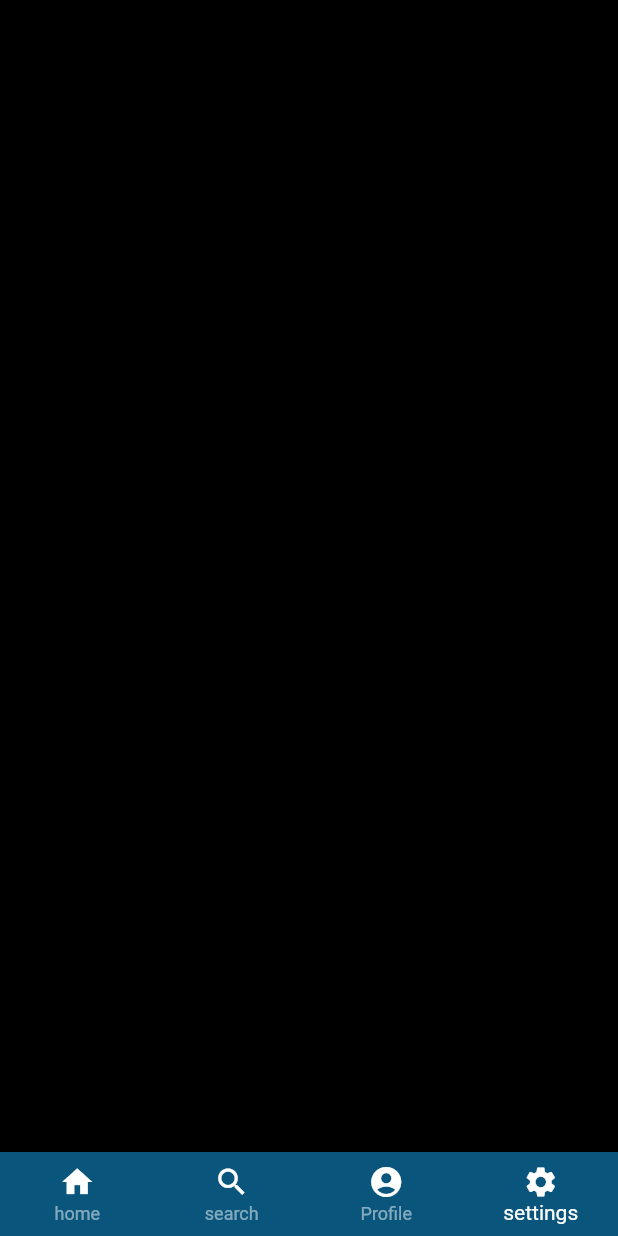
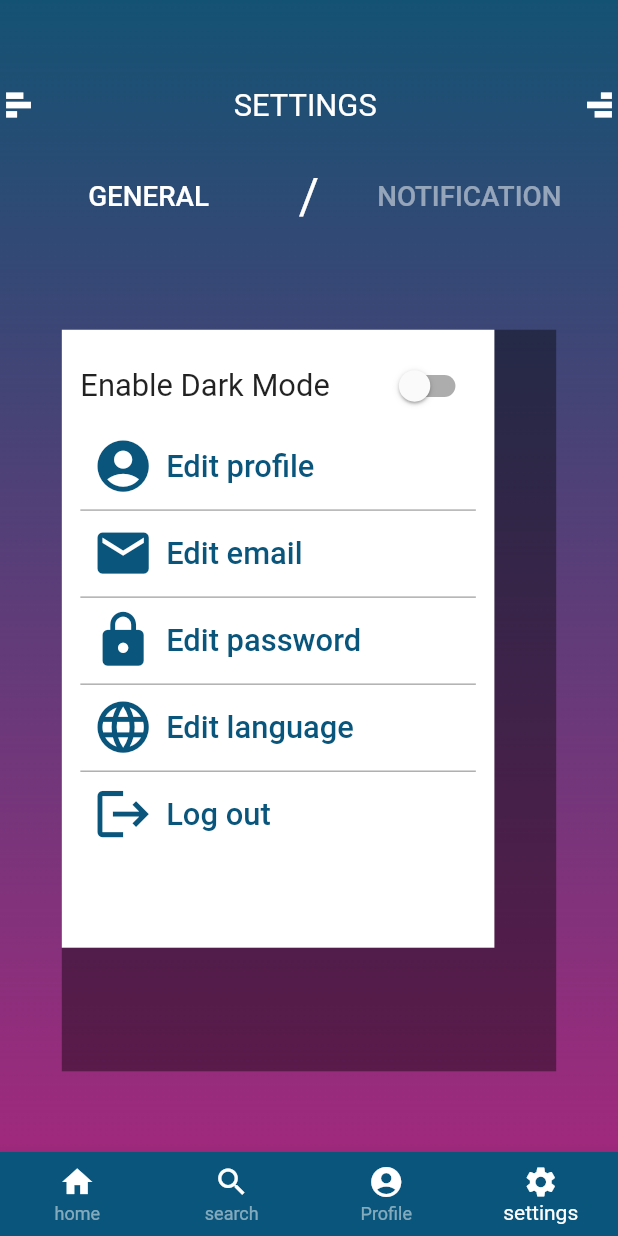
Before and after one commit to abu3athab/amal, a Flutter app: the MainPageNavigator screen opened directly, item 4 of the bottom bar chosen, on a phone screen of 412 x 824 dp. Run offline on Flutter 3.47's test engine with Material 2 defaults, Android fonts, the phone set to English and light mode, and no system bars; our stand-ins replace otp_text_field, scroll_to_index.

Commit message:
added settings page

```diff
--- a/lib/Main page/mainPageNavigator.dart
+++ b/lib/Main page/mainPageNavigator.dart
@@ -1,5 +1,6 @@
 import 'package:demo2/Main%20page/mainPage.dart';
 import 'package:demo2/colors.dart';
+import 'package:demo2/settings%20page/settingspage.dart';
 import 'package:flutter/material.dart';
 
 import '../profilepage.dart/profile.dart';
@@ -19,9 +20,7 @@ class MainPageNavigatorChild extends State<MainPageNavigator> {
       color: Colors.red,
     ),
     new Profile(),
-    Container(
-      color: Colors.black,
-    )
+    new Settings(),
   ];
   @override
   Widget build(BuildContext context) {
--- a/lib/main.dart
+++ b/lib/main.dart
@@ -1,7 +1,6 @@
 import 'package:flutter/material.dart';
 import 'package:flutter/services.dart';
 import 'log in/logIn.dart';
-import 'settingsForUsers/settingsElements.dart';
 
 void main() {
   WidgetsFlutterBinding.ensureInitialized();
--- a/lib/profilepage.dart/profile.dart
+++ b/lib/profilepage.dart/profile.dart
@@ -293,9 +293,6 @@ class ProfileChild extends State<Profile> {
               //     ),
               //   ],
               // )),
-              SizedBox(
-                width: width * 0.04,
-              )
             ],
           ),
         ),
--- a/lib/profilepage.dart/profilepagenavigator.dart
+++ b/lib/profilepage.dart/profilepagenavigator.dart
@@ -30,17 +30,6 @@ class ProfilePageNavigatorChild extends State<ProfilePageNavigator> {
                 child: Center(
               child: IconButton(
                 iconSize: height * 0.04,
-                icon: const Icon(Icons.volunteer_activism),
-                onPressed: () {
-                  setState(() {});
-                },
-              ),
-            )),
-            VerticalDivider(width: 1.0),
-            Expanded(
-                child: Center(
-              child: IconButton(
-                iconSize: height * 0.04,
                 icon: const Icon(Icons.account_circle),
                 onPressed: () {
                   setState(() {});
@@ -52,7 +41,7 @@ class ProfilePageNavigatorChild extends State<ProfilePageNavigator> {
                 child: Center(
               child: IconButton(
                 iconSize: height * 0.04,
-                icon: const Icon(Icons.edit),
+                icon: const Icon(Icons.volunteer_activism),
                 onPressed: () {
                   setState(() {});
                 },
--- /dev/null
+++ b/lib/settings page/settingspage.dart
@@ -0,0 +1,320 @@
+import 'package:demo2/Main%20page/mainpagesearch.dart';
+import 'package:demo2/colors.dart';
+import 'package:flutter/material.dart';
+import 'package:flutter/widgets.dart';
+import 'dart:math' as math;
+
+class Settings extends StatefulWidget {
+  @override
+  State<StatefulWidget> createState() {
+    return Settingschild();
+  }
+}
+
+class Settingschild extends State<Settings> {
+  double generalvis = 1;
+  double notificationvis = 0.5;
+  double generalboxvis = 1;
+  double notificationboxvis = 0;
+  @override
+  Widget build(BuildContext context) {
+    double height = MediaQuery.of(context).size.height;
+    double width = MediaQuery.of(context).size.width;
+
+    return Container(
+      decoration: const BoxDecoration(
+          image: DecorationImage(
+              image: AssetImage("assets/gradientredblue.png"),
+              fit: BoxFit.cover)),
+      child: Scaffold(
+        backgroundColor: Colors.transparent,
+        body: Center(
+          child: Column(
+            mainAxisAlignment: MainAxisAlignment.start,
+            children: [
+              SizedBox(
+                height: height * 0.07,
+              ),
+              //start of setting title bar/////////////////////////
+              Row(
+                mainAxisAlignment: MainAxisAlignment.center,
+                children: [
+                  Expanded(
+                    child: Column(
+                      crossAxisAlignment: CrossAxisAlignment.start,
+                      children: [
+                        Transform.rotate(
+                          angle: 90 * math.pi / 180,
+                          child: Icon(
+                            Icons.bar_chart,
+                            color: Colors.white,
+                            size: height * 0.03,
+                          ),
+                        ),
+                      ],
+                    ),
+                  ),
+                  VerticalDivider(width: 1.0),
+                  Expanded(
+                    child: Column(
+                      children: [
+                        Text(
+                          "SETTINGS ",
+                          style: TextStyle(
+                              color: Colors.white, fontSize: width * 0.05),
+                        ),
+                      ],
+                    ),
+                  ),
+                  VerticalDivider(width: 1.0),
+                  Expanded(
+                    child: Column(
+                      crossAxisAlignment: CrossAxisAlignment.end,
+                      children: [
+                        Transform.rotate(
+                          angle: 270 * math.pi / 180,
+                          child: Icon(
+                            Icons.bar_chart,
+                            color: Colors.white,
+                            size: height * 0.03,
+                          ),
+                        ),
+                      ],
+                    ),
+                  ),
+                ],
+              ),
+              SizedBox(
+                height: height * 0.03,
+              ),
+              //start of general/notification row
+              Row(
+                mainAxisAlignment: MainAxisAlignment.center,
+                crossAxisAlignment: CrossAxisAlignment.center,
+                children: [
+                  Expanded(
+                    child: Center(
+                      child: AnimatedOpacity(
+                        opacity: generalvis,
+                        duration: const Duration(milliseconds: 500),
+                        child: TextButton(
+                            onPressed: () {
+                              setState(() {
+                                generalvis = 1.0;
+                                notificationvis = 0.5;
+                                generalboxvis = 1;
+                                notificationboxvis = 0;
+                              });
+                            },
+                            child: Text(
+                              "GENERAL",
+                              style: TextStyle(
+                                  color: Colors.white, fontSize: width * 0.045),
+                            )),
+                      ),
+                    ),
+                  ),
+                  VerticalDivider(width: 1.0),
+                  Center(
+                    child: Text(
+                      "/",
+                      style: TextStyle(
+                          color: Colors.white, fontSize: width * 0.08),
+                    ),
+                  ),
+                  VerticalDivider(width: 1.0),
+                  Expanded(
+                    child: Center(
+                      child: AnimatedOpacity(
+                        opacity: notificationvis,
+                        duration: const Duration(milliseconds: 500),
+                        child: TextButton(
+                            onPressed: () {
+                              setState(() {
+                                generalvis = 0.5;
+                                notificationvis = 1.0;
+                                generalboxvis = 0;
+                                notificationboxvis = 1;
+                              });
+                            },
+                            child: Text(
+                              "NOTIFICATION",
+                              style: TextStyle(
+                                  color: Colors.white, fontSize: width * 0.045),
+                            )),
+                      ),
+                    ),
+                  ),
+                ],
+              ),
+              SizedBox(
+                height: height * 0.0535,
+              ),
+              //end of general/notification row///////////////////////
+
+              Container(
+                  width: width * 0.9,
+                  height: height * 0.65,
+                  padding: EdgeInsets.all(20),
+                  child: Center(
+                    child: Stack(
+                      children: [
+                        Positioned(
+                          child: Container(
+                            width: width * 0.8,
+                            height: height * 0.6,
+                            color: Color.fromRGBO(0, 0, 0, 0.4),
+                          ),
+                        ),
+                        //general container
+                        Opacity(
+                          opacity: generalboxvis,
+                          child: Container(
+                            width: width * 0.7,
+                            height: height * 0.5,
+                            padding: EdgeInsets.all(height * 0.015),
+                            color: Colors.white,
+                            child: Column(
+                              crossAxisAlignment: CrossAxisAlignment.start,
+                              mainAxisAlignment: MainAxisAlignment.start,
+                              children: [
+                                Row(
+                                  mainAxisAlignment:
+                                      MainAxisAlignment.spaceBetween,
+                                  children: [
+                                    Text(
+                                      "Enable Dark Mode",
+                                      style: TextStyle(fontSize: width * 0.05),
+                                    ),
+                                    SizedBox(
+                                      width: width * 0.15,
+                                      child: FittedBox(
+                                        child: Switch(
+                                          value: false,
+                                          activeColor: Colors.white,
+                                          onChanged: (value) {},
+                                        ),
+                                      ),
+                                    ),
+                                  ],
+                                ),
+                                TextButton.icon(
+                                  onPressed: () {},
+                                  icon: Icon(
+                                    Icons.account_circle,
+                                    size: height * 0.05,
+                                    color: logoColor,
+                                  ),
+                                  label: Text(
+                                    'Edit profile',
+                                    style: TextStyle(
+                                        fontSize: width * 0.05,
+                                        color: logoColor),
+                                  ), // <-- Text
+                                ),
+                                Container(
+                                  width: width * 0.65,
+                                  color: Colors.grey,
+                                  height: height * 0.001,
+                                ),
+                                ///////////////////////
+                                TextButton.icon(
+                                  onPressed: () {},
+                                  icon: Icon(
+                                    Icons.email,
+                                    color: logoColor,
+                                    size: height * 0.05,
+                                  ),
+                                  label: Text(
+                                    'Edit email',
+                                    style: TextStyle(
+                                        fontSize: width * 0.05,
+                                        color: logoColor),
+                                  ), // <-- Text
+                                ),
+                                Container(
+                                  width: width * 0.65,
+                                  color: Colors.grey,
+                                  height: height * 0.001,
+                                ),
+                                /////////////////////////
+                                TextButton.icon(
+                                  onPressed: () {},
+                                  icon: Icon(
+                                    color: logoColor,
+                                    Icons.lock,
+                                    size: height * 0.05,
+                                  ),
+                                  label: Text(
+                                    'Edit password',
+                                    style: TextStyle(
+                                        fontSize: width * 0.05,
+                                        color: logoColor),
+                                  ), // <-- Text
+                                ),
+                                Container(
+                                  width: width * 0.65,
+                                  color: Colors.grey,
+                                  height: height * 0.001,
+                                ),
+                                /////////////////////////
+                                TextButton.icon(
+                                  onPressed: () {},
+                                  icon: Icon(
+                                    color: logoColor,
+                                    Icons.language,
+                                    size: height * 0.05,
+                                  ),
+                                  label: Text(
+                                    'Edit language',
+                                    style: TextStyle(
+                                        fontSize: width * 0.05,
+                                        color: logoColor),
+                                  ), // <-- Text
+                                ),
+                                Container(
+                                  width: width * 0.65,
+                                  color: Colors.grey,
+                                  height: height * 0.001,
+                                ),
+                                ///////////////////////////////
+                                TextButton.icon(
+                                  onPressed: () {},
+                                  icon: Icon(
+                                    color: logoColor,
+                                    Icons.logout,
+                                    size: height * 0.05,
+                                  ),
+                                  label: Text(
+                                    'Log out',
+                                    style: TextStyle(
+                                        fontSize: width * 0.05,
+                                        color: logoColor),
+                                  ), // <-- Text
+                                ),
+                              ],
+                            ),
+                          ),
+                        ),
+                        //general container
+
+                        //notification container
+                        Opacity(
+                          opacity: notificationboxvis,
+                          child: Container(
+                            width: width * 0.7,
+                            height: height * 0.5,
+                            color: Colors.red,
+                          ),
+                        ),
+                        //notification container
+                      ],
+                    ),
+                  )),
+            ],
+          ),
+        ),
+      ),
+    );
+  }
+}
```
